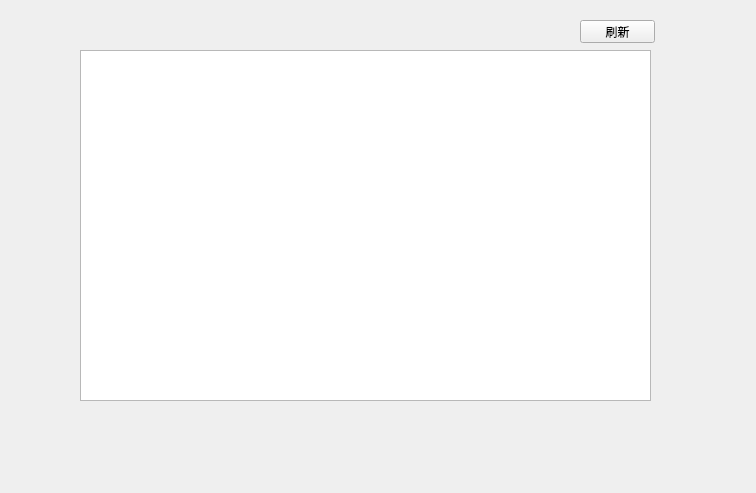
breadog/Course_selection_system, file choose_course.ui: the form before one commit.
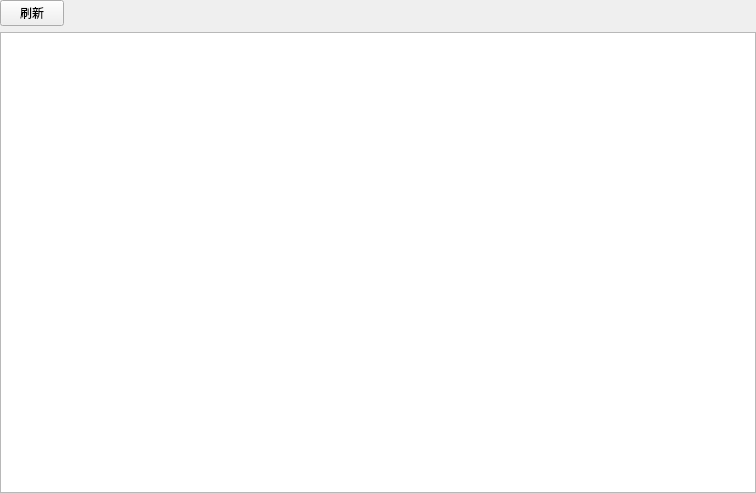
The form after the commit.

Diff of the .ui file:
```diff
--- a/choose_course.ui
+++ b/choose_course.ui
@@ -13,29 +13,39 @@
   <property name="windowTitle">
    <string>Form</string>
   </property>
-  <widget class="QTableView" name="tableView">
-   <property name="geometry">
-    <rect>
-     <x>80</x>
-     <y>50</y>
-     <width>571</width>
-     <height>351</height>
-    </rect>
+  <layout class="QGridLayout" name="gridLayout">
+   <property name="leftMargin">
+    <number>0</number>
    </property>
-  </widget>
-  <widget class="QPushButton" name="refresh">
-   <property name="geometry">
-    <rect>
-     <x>580</x>
-     <y>20</y>
-     <width>75</width>
-     <height>23</height>
-    </rect>
+   <property name="topMargin">
+    <number>0</number>
    </property>
-   <property name="text">
-    <string>刷新</string>
+   <property name="rightMargin">
+    <number>0</number>
    </property>
-  </widget>
+   <property name="bottomMargin">
+    <number>0</number>
+   </property>
+   <property name="horizontalSpacing">
+    <number>0</number>
+   </property>
+   <item row="0" column="0">
+    <widget class="QPushButton" name="refresh">
+     <property name="maximumSize">
+      <size>
+       <width>64</width>
+       <height>32</height>
+      </size>
+     </property>
+     <property name="text">
+      <string>刷新</string>
+     </property>
+    </widget>
+   </item>
+   <item row="1" column="0">
+    <widget class="QTableView" name="tableView"/>
+   </item>
+  </layout>
  </widget>
  <resources/>
  <connections/>
```
